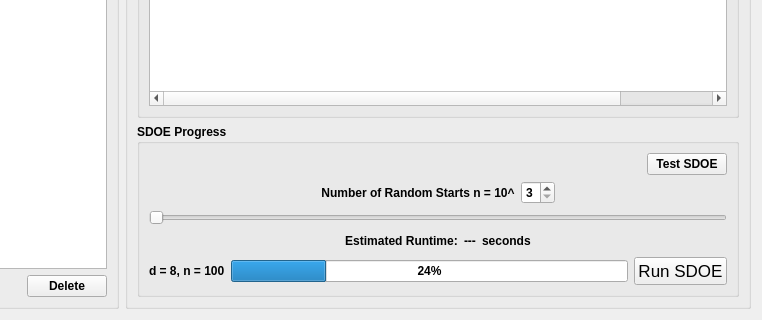
Qt form foqus_lib/gui/sdoe/sdoeAnalysisDialog_UI.ui (CCSI-Toolset/FOQUS) before a commit; both pictures show x 518 to 1280 and y 372 to 692 of the 1280 by 692 pixel window.
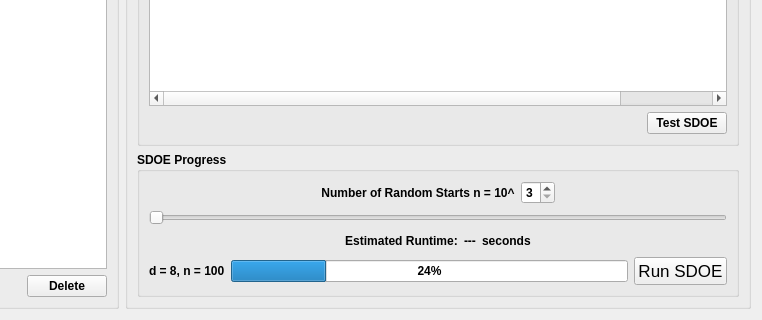
The same form after that commit.

Patch:
```diff
--- a/foqus_lib/gui/sdoe/sdoeAnalysisDialog_UI.ui
+++ b/foqus_lib/gui/sdoe/sdoeAnalysisDialog_UI.ui
@@ -297,22 +297,6 @@
            </column>
           </widget>
          </item>
-        </layout>
-       </widget>
-      </item>
-      <item>
-       <widget class="QGroupBox" name="progress_groupBox">
-        <property name="font">
-         <font>
-          <pointsize>9</pointsize>
-          <weight>75</weight>
-          <bold>true</bold>
-         </font>
-        </property>
-        <property name="title">
-         <string>SDOE Progress</string>
-        </property>
-        <layout class="QVBoxLayout" name="verticalLayout_2">
          <item>
           <layout class="QHBoxLayout" name="horizontalLayout">
            <item>
@@ -340,6 +324,22 @@
            </item>
           </layout>
          </item>
+        </layout>
+       </widget>
+      </item>
+      <item>
+       <widget class="QGroupBox" name="progress_groupBox">
+        <property name="font">
+         <font>
+          <pointsize>9</pointsize>
+          <weight>75</weight>
+          <bold>true</bold>
+         </font>
+        </property>
+        <property name="title">
+         <string>SDOE Progress</string>
+        </property>
+        <layout class="QVBoxLayout" name="verticalLayout_2">
          <item>
           <layout class="QHBoxLayout" name="horizontalLayout_2">
            <item>
```
